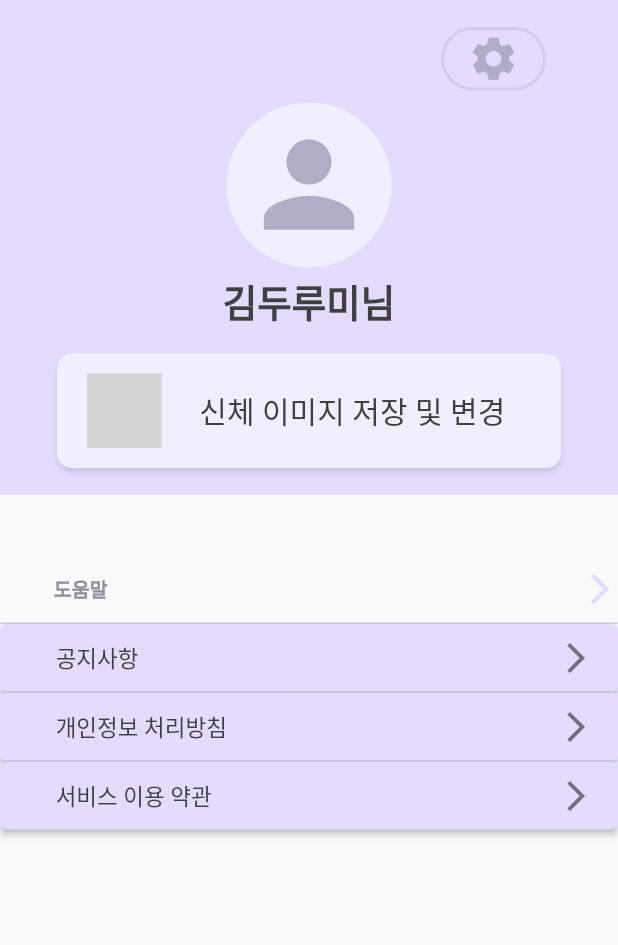
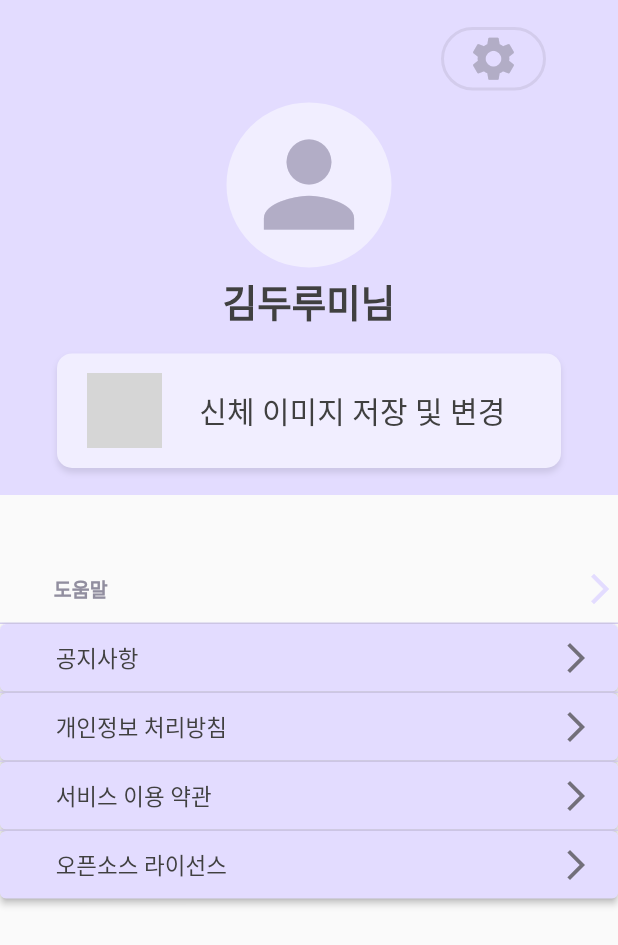
Before and after one commit to dlcodns/OSP_Prediction, a Flutter app: the My widget shown alone on an empty page, opened directly, on a phone screen of 412 x 824 dp. Shown: the top 945 px of the screen. Run offline on Flutter 3.47's test engine with Material 2 defaults, Android fonts, the phone set to English and light mode, and no system bars; our stand-ins replace image_picker; grey boxes are pictures that could not be loaded.

Commit message:
Feat: license (#32)

```diff
--- a/flutter_KMS/lib/mypage.dart
+++ b/flutter_KMS/lib/mypage.dart
@@ -384,6 +384,56 @@ class _MyPage extends State<My> {
             ),
           ),
         ),
+        Expanded(
+          child: SizedBox(
+              height: 1,
+              child: Container(
+                decoration: BoxDecoration(
+                    color: Color(0xffD3CCEC)
+                ),
+              )
+          ),
+        ),
+        Expanded(
+          child: SizedBox(
+            height: 45,
+            child: ElevatedButton(
+              onPressed: () {
+                //알림 설정
+              },
+              style: ElevatedButton.styleFrom(
+                backgroundColor: Color(0xffE3DCFF),
+              ),
+              child: Row(
+                  mainAxisAlignment: MainAxisAlignment.spaceBetween,
+                  children: [
+                    Flexible(
+                      flex: 1,
+                      child: SizedBox(),
+                    ),
+                    Flexible(
+                      flex: 17,
+                      child: Row(
+                        mainAxisAlignment: MainAxisAlignment.spaceBetween,
+                        children: const [
+                          Text('오픈소스 라이선스',
+                              style: TextStyle(
+                                  color: Color(0xff404040),
+                                  fontSize: 15
+                              )
+                          ),
+                          Align(
+                              child: Icon(Icons.arrow_forward_ios, color: Color(
+                                  0xff726F7A),)
+                          )
+                        ],
+                      ),
+                    )
+                  ]
+              ),
+            ),
+          ),
+        ),
 
       ],
     );
```
